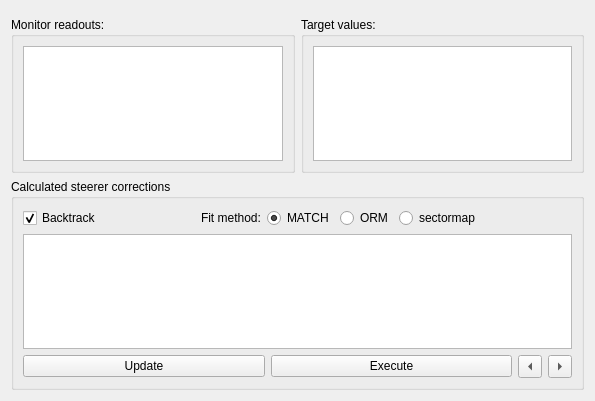
Qt form src/madgui/widget/correct/multi_grid.ui (hibtc/madgui) before a commit.
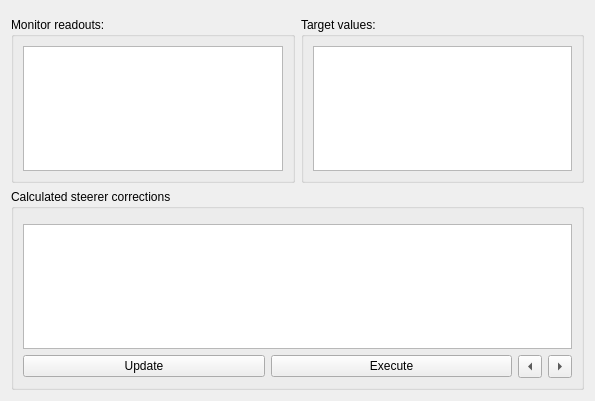
The same form after that commit. Custom widgets are drawn as their Qt base class.

Commit message: Split off fit settings as separate widget

Diff of the .ui file:
```diff
--- a/src/madgui/widget/correct/multi_grid.ui
+++ b/src/madgui/widget/correct/multi_grid.ui
@@ -48,84 +48,7 @@
      </property>
      <layout class="QVBoxLayout">
       <item>
-       <layout class="QHBoxLayout">
-        <item>
-         <widget class="QCheckBox" name="backtrackCheckBox">
-          <property name="text">
-           <string>Backtrack</string>
-          </property>
-          <property name="checked">
-           <bool>true</bool>
-          </property>
-         </widget>
-        </item>
-        <item>
-         <spacer name="horizontalSpacer">
-          <property name="orientation">
-           <enum>Qt::Horizontal</enum>
-          </property>
-          <property name="sizeHint" stdset="0">
-           <size>
-            <width>40</width>
-            <height>20</height>
-           </size>
-          </property>
-         </spacer>
-        </item>
-        <item>
-         <widget class="QLabel">
-          <property name="text">
-           <string>Fit method:</string>
-          </property>
-         </widget>
-        </item>
-        <item>
-         <widget class="QRadioButton" name="methodMatchButton">
-          <property name="text">
-           <string>MATCH</string>
-          </property>
-          <property name="checked">
-           <bool>true</bool>
-          </property>
-          <attribute name="buttonGroup">
-           <string notr="true">buttongroup_method</string>
-          </attribute>
-         </widget>
-        </item>
-        <item>
-         <widget class="QRadioButton" name="methodORMButton">
-          <property name="text">
-           <string>ORM</string>
-          </property>
-          <attribute name="buttonGroup">
-           <string notr="true">buttongroup_method</string>
-          </attribute>
-         </widget>
-        </item>
-        <item>
-         <widget class="QRadioButton" name="methodSectormapButton">
-          <property name="text">
-           <string>sectormap</string>
-          </property>
-          <attribute name="buttonGroup">
-           <string notr="true">buttongroup_method</string>
-          </attribute>
-         </widget>
-        </item>
-        <item>
-         <spacer>
-          <property name="orientation">
-           <enum>Qt::Horizontal</enum>
-          </property>
-          <property name="sizeHint" stdset="0">
-           <size>
-            <width>40</width>
-            <height>20</height>
-           </size>
-          </property>
-         </spacer>
-        </item>
-       </layout>
+       <widget class="FitSettingsWidget" name="fitSettingsWidget"/>
       </item>
       <item>
        <widget class="ResultTable" name="resultsTable">
@@ -198,6 +121,11 @@
    <extends>QWidget</extends>
    <header>madgui/widget/correct/configselect.h</header>
   </customwidget>
+  <customwidget>
+   <class>FitSettingsWidget</class>
+   <extends>QWidget</extends>
+   <header>madgui/widget/correct/fitsettings.h</header>
+  </customwidget>
  </customwidgets>
  <resources/>
  <connections/>
```
Left out of the diff: 3 changed lines with no effect on the pictures. The commit also changes 6 other files.
